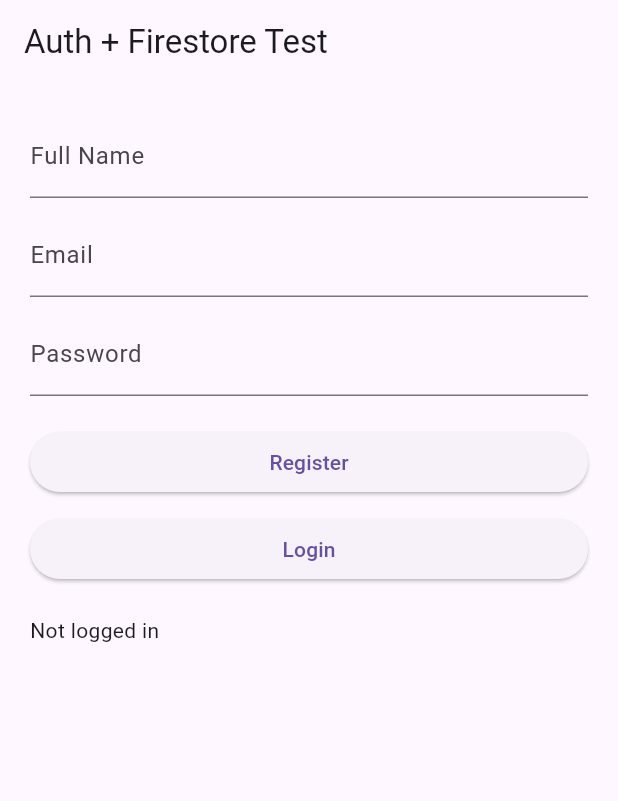
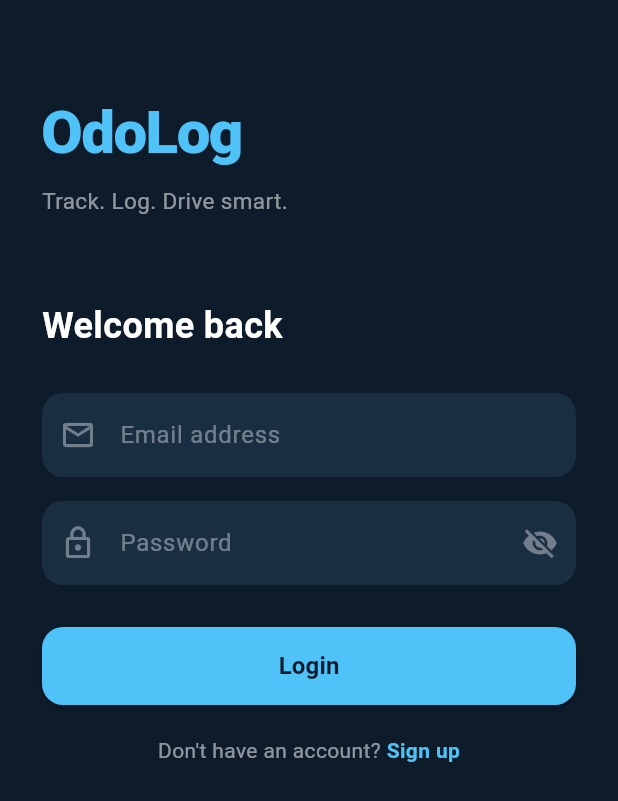
Before and after one commit to galbahN/odolog, a Flutter app: the screen it shows after launch, on a phone screen of 412 x 824 dp. Shown: the top 801 px of the screen. Run offline on Flutter 3.47's test engine with Material 3 defaults, Android fonts, the light colour scheme and no system bars; our stand-ins replace cloud_firestore, firebase_auth, firebase_core; accounts and stored records are empty.

Commit message:
Created login and registration page

```diff
--- /dev/null
+++ b/lib/login_screen.dart
@@ -0,0 +1,163 @@
+import 'register_screen.dart';
+import 'package:flutter/material.dart';
+
+class LoginScreen extends StatefulWidget {
+  const LoginScreen({super.key});
+
+  @override
+  State<LoginScreen> createState() => _LoginScreenState();
+}
+
+class _LoginScreenState extends State<LoginScreen> {
+  final _emailController = TextEditingController();
+  final _passwordController = TextEditingController();
+  bool _obscurePassword = true;
+
+  @override
+  Widget build(BuildContext context) {
+    return Scaffold(
+      backgroundColor: const Color(0xFF0D1B2A),
+      body: SafeArea(
+        child: Padding(
+          padding: const EdgeInsets.symmetric(horizontal: 28.0),
+          child: Column(
+            crossAxisAlignment: CrossAxisAlignment.start,
+            children: [
+              const SizedBox(height: 60),
+
+              // Logo & Title
+              const Text(
+                'OdoLog',
+                style: TextStyle(
+                  fontSize: 40,
+                  fontWeight: FontWeight.w800,
+                  color: Color(0xFF4FC3F7),
+                  letterSpacing: -1,
+                ),
+              ),
+              const SizedBox(height: 6),
+              const Text(
+                'Track. Log. Drive smart.',
+                style: TextStyle(fontSize: 15, color: Colors.white54),
+              ),
+
+              const SizedBox(height: 56),
+
+              const Text(
+                'Welcome back',
+                style: TextStyle(
+                  fontSize: 24,
+                  fontWeight: FontWeight.w700,
+                  color: Colors.white,
+                ),
+              ),
+
+              const SizedBox(height: 28),
+
+              // Email Field
+              TextField(
+                controller: _emailController,
+                keyboardType: TextInputType.emailAddress,
+                style: const TextStyle(color: Colors.white),
+                decoration: _inputDecoration(
+                  'Email address',
+                  Icons.email_outlined,
+                ),
+              ),
+
+              const SizedBox(height: 16),
+
+              // Password Field
+              TextField(
+                controller: _passwordController,
+                obscureText: _obscurePassword,
+                style: const TextStyle(color: Colors.white),
+                decoration: _inputDecoration(
+                  'Password',
+                  Icons.lock_outline,
+                  suffix: IconButton(
+                    icon: Icon(
+                      _obscurePassword
+                          ? Icons.visibility_off
+                          : Icons.visibility,
+                      color: Colors.white38,
+                    ),
+                    onPressed: () =>
+                        setState(() => _obscurePassword = !_obscurePassword),
+                  ),
+                ),
+              ),
+
+              const SizedBox(height: 28),
+
+              // Login Button (no logic yet)
+              SizedBox(
+                width: double.infinity,
+                height: 52,
+                child: ElevatedButton(
+                  onPressed: () {},
+                  style: ElevatedButton.styleFrom(
+                    backgroundColor: const Color(0xFF4FC3F7),
+                    foregroundColor: const Color(0xFF0D1B2A),
+                    shape: RoundedRectangleBorder(
+                      borderRadius: BorderRadius.circular(14),
+                    ),
+                  ),
+                  child: const Text(
+                    'Login',
+                    style: TextStyle(fontSize: 16, fontWeight: FontWeight.w700),
+                  ),
+                ),
+              ),
+
+              const SizedBox(height: 20),
+
+              Center(
+                child: GestureDetector(
+                  onTap: () => Navigator.push(
+                    context,
+                    MaterialPageRoute(builder: (_) => const RegisterScreen()),
+                  ),
+                  child: Text.rich(
+                    TextSpan(
+                      text: "Don't have an account? ",
+                      style: const TextStyle(color: Colors.white54),
+                      children: const [
+                        TextSpan(
+                          text: 'Sign up',
+                          style: TextStyle(
+                            color: Color(0xFF4FC3F7),
+                            fontWeight: FontWeight.w600,
+                          ),
+                        ),
+                      ],
+                    ),
+                  ),
+                ),
+              ),
+            ],
+          ),
+        ),
+      ),
+    );
+  }
+
+  InputDecoration _inputDecoration(
+    String hint,
+    IconData icon, {
+    Widget? suffix,
+  }) {
+    return InputDecoration(
+      hintText: hint,
+      hintStyle: const TextStyle(color: Colors.white38),
+      prefixIcon: Icon(icon, color: Colors.white38),
+      suffixIcon: suffix,
+      filled: true,
+      fillColor: const Color(0xFF1A2E42),
+      border: OutlineInputBorder(
+        borderRadius: BorderRadius.circular(14),
+        borderSide: BorderSide.none,
+      ),
+    );
+  }
+}
--- a/lib/main.dart
+++ b/lib/main.dart
@@ -1,3 +1,4 @@
+import 'login_screen.dart';
 import 'firebase_options.dart';
 import 'package:flutter/material.dart';
 import 'package:firebase_core/firebase_core.dart';
@@ -18,7 +19,7 @@ class MyApp extends StatelessWidget {
     return MaterialApp(
       title: 'OdoLog',
       debugShowCheckedModeBanner: false,
-      home: const AuthTestScreen(),
+      home: const LoginScreen(),
     );
   }
 }
```
Also changed, not shown: lib/register_screen.dart (added, +139 -0 lines).
